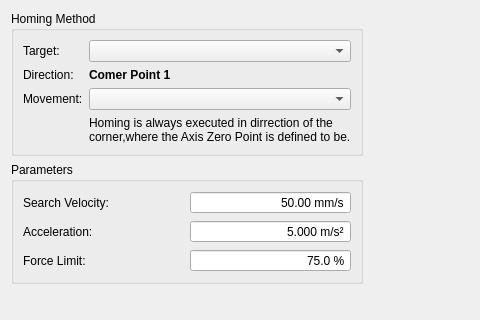
First picture: the form in source/wnd/h2homing.ui, repository ww4u/mct-t4, before the edit; both pictures show x 0 to 480 and y 0 to 320 of the 695 by 459 pixel window.
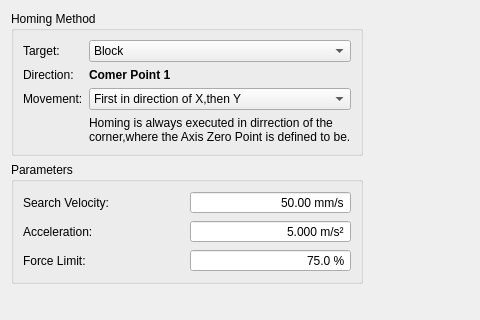
Second picture: the form after the edit. Icons and pictures are not drawn.

```diff
--- a/source/wnd/h2homing.ui
+++ b/source/wnd/h2homing.ui
@@ -54,7 +54,13 @@
        </widget>
       </item>
       <item row="2" column="1">
-       <widget class="QComboBox" name="comboBox_movement"/>
+       <widget class="QComboBox" name="comboBox_movement">
+        <item>
+         <property name="text">
+          <string>First in direction of X,then Y</string>
+         </property>
+        </item>
+       </widget>
       </item>
       <item row="2" column="0">
        <widget class="QLabel" name="label_3">
@@ -71,6 +77,11 @@
         <property name="frame">
          <bool>true</bool>
         </property>
+        <item>
+         <property name="text">
+          <string>Block</string>
+         </property>
+        </item>
        </widget>
       </item>
       <item row="0" column="0">
```
Left out of the diff: 6 changed lines with no effect on the pictures.
